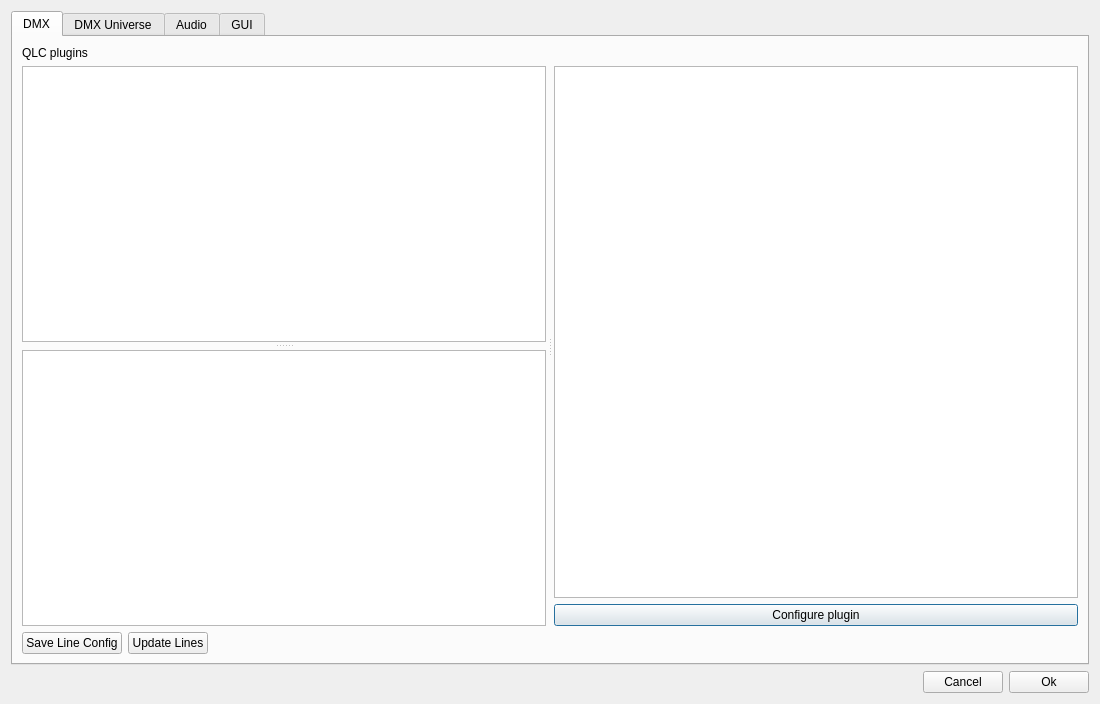
Above: StageRunner/gui/setupwidget.ui from Pit1966/StageRunner before the change. Below: the same form after it.
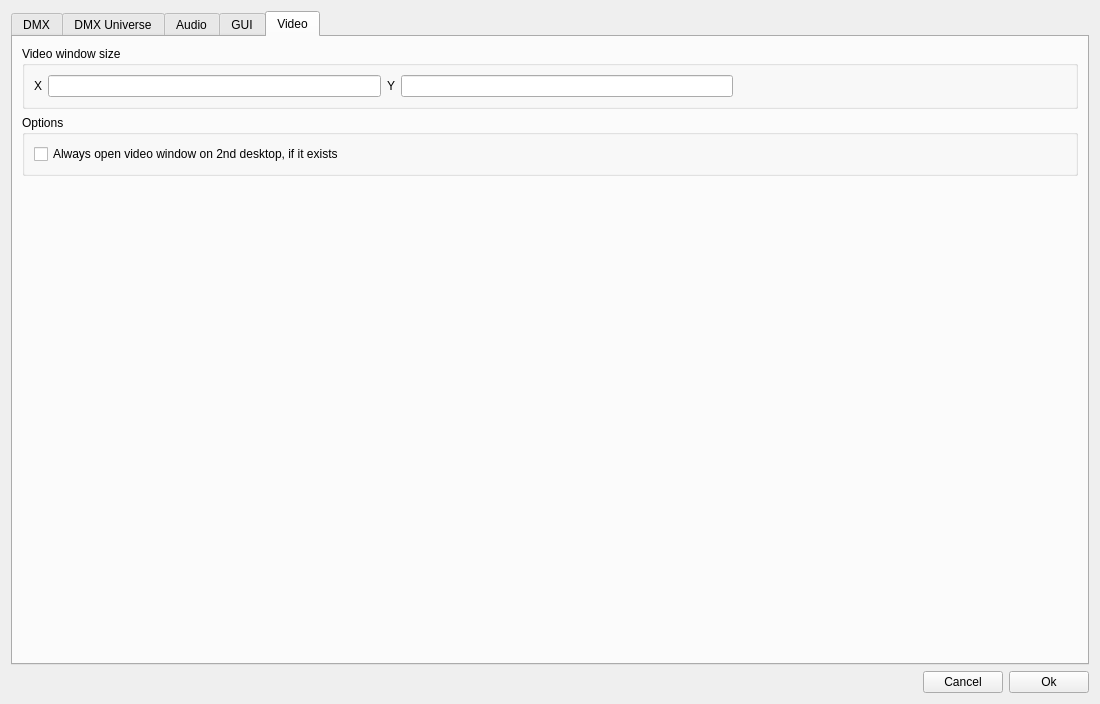
That is the form after the change. The open tabs and pages were chosen to show the change.

Commit message:
Added video options in setup
These are:
adjustable video window size
forcing the video window to second screen

The edit to the form file:
```diff
--- a/StageRunner/gui/setupwidget.ui
+++ b/StageRunner/gui/setupwidget.ui
@@ -457,6 +457,90 @@
        </item>
       </layout>
      </widget>
+     <widget class="QWidget" name="videoTab">
+      <attribute name="title">
+       <string>Video</string>
+      </attribute>
+      <layout class="QVBoxLayout" name="verticalLayout_6">
+       <item>
+        <widget class="QGroupBox" name="videoWinSizeGroup">
+         <property name="toolTip">
+          <string>Force Video window output size to this resolution
+Tip:
+try 1906x1072 and use a black desktop background,
+in case there are white edges in your output video  </string>
+         </property>
+         <property name="title">
+          <string>Video window size</string>
+         </property>
+         <layout class="QHBoxLayout" name="horizontalLayout_2">
+          <item>
+           <widget class="QLabel" name="xLab">
+            <property name="text">
+             <string>X</string>
+            </property>
+           </widget>
+          </item>
+          <item>
+           <widget class="QLineEdit" name="videoXSizeEdit"/>
+          </item>
+          <item>
+           <widget class="QLabel" name="yLab">
+            <property name="text">
+             <string>Y</string>
+            </property>
+           </widget>
+          </item>
+          <item>
+           <widget class="QLineEdit" name="videoYSizeEdit"/>
+          </item>
+          <item>
+           <spacer name="horizontalSpacer_3">
+            <property name="orientation">
+             <enum>Qt::Horizontal</enum>
+            </property>
+            <property name="sizeHint" stdset="0">
+             <size>
+              <width>326</width>
+              <height>20</height>
+             </size>
+            </property>
+           </spacer>
+          </item>
+         </layout>
+        </widget>
+       </item>
+       <item>
+        <widget class="QGroupBox" name="optionGroup">
+         <property name="title">
+          <string>Options</string>
+         </property>
+         <layout class="QGridLayout" name="gridLayout_3">
+          <item row="0" column="0">
+           <widget class="QCheckBox" name="videoForceSecondCheck">
+            <property name="text">
+             <string>Always open video window on 2nd desktop, if it exists</string>
+            </property>
+           </widget>
+          </item>
+         </layout>
+        </widget>
+       </item>
+       <item>
+        <spacer name="verticalSpacer_4">
+         <property name="orientation">
+          <enum>Qt::Vertical</enum>
+         </property>
+         <property name="sizeHint" stdset="0">
+          <size>
+           <width>20</width>
+           <height>40</height>
+          </size>
+         </property>
+        </spacer>
+       </item>
+      </layout>
+     </widget>
     </widget>
    </item>
    <item>
```
The commit also changes 11 other files.
